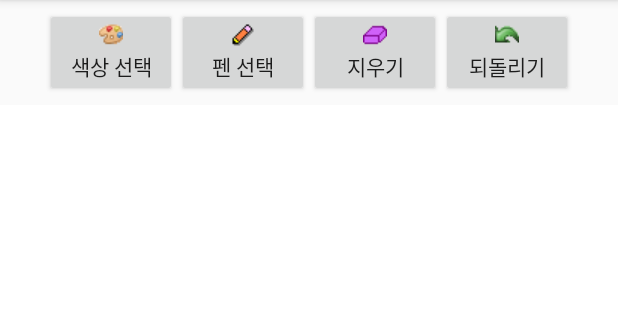
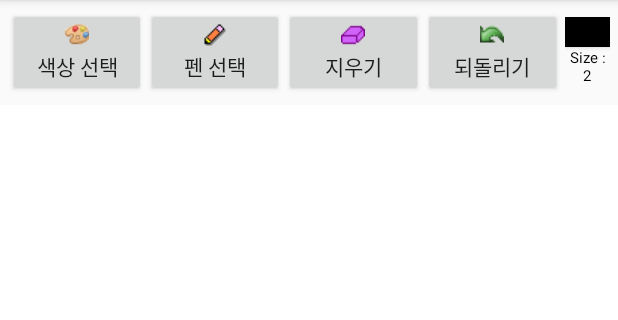
Before and after one commit to GentleDot/demo-android_1, an Android app: the PaintBoardActivity screen opened directly, with no data from a screen before it, on a phone screen of 412 x 824 dp, the part 84-404 px from its top. Run offline under Robolectric (Android 15) with nearby library versions, the phone set to English and light mode, and no system bars.

```diff
--- a/app/src/main/java/net/gentledot/helloandroid/PaintBoardActivity.java
+++ b/app/src/main/java/net/gentledot/helloandroid/PaintBoardActivity.java
@@ -4,8 +4,11 @@ import android.content.Intent;
 import android.graphics.Color;
 import android.support.v7.app.AppCompatActivity;
 import android.os.Bundle;
+import android.util.Log;
 import android.view.View;
 import android.widget.Button;
+import android.widget.LinearLayout;
+import android.widget.TextView;
 import net.gentledot.helloandroid.listeners.OnColorSelectedListener;
 import net.gentledot.helloandroid.listeners.OnPenSelectedListener;
 import net.gentledot.helloandroid.view.PaintBoardView;
@@ -18,6 +21,10 @@ public class PaintBoardActivity extends AppCompatActivity {
     Button penSettingBtn;
     Button eraserBtn;
     Button undoBtn;
+    Button curColorInfo;
+    TextView curSizeInfo;
+
+    LinearLayout infoArea;
 
     int oldColor = 0;
     int oldSize = 0;
@@ -38,13 +45,13 @@ public class PaintBoardActivity extends AppCompatActivity {
         colorSettingBtn.setOnClickListener(new View.OnClickListener() {
             @Override
             public void onClick(View v) {
-                ColorDialogActivity.listener = new OnColorSelectedListener() {
+                /*ColorDialogActivity.listener = new OnColorSelectedListener() {
                     @Override
                     public void onColorSelected(int color) {
-                        mColor = color;
-                        board.updatePaintProperty(mColor, mSize);
+                        *//*mColor = color;
+                        board.updatePaintProperty(mColor, mSize);*//*
                     }
-                };
+                };*/
 
                 Intent intent = new Intent(getApplicationContext(), ColorDialogActivity.class);
                 startActivityForResult(intent, REQUEST_CODE_COLOR);
@@ -60,6 +67,8 @@ public class PaintBoardActivity extends AppCompatActivity {
                     public void onPenSelected(int penSize) {
                         mSize = penSize;
                         board.updatePaintProperty(mColor, mSize);
+                        displayPaintInfo();
+                        Log.d("currentPenSize", "penSize : " + mSize);
                     }
                 };
 
@@ -89,6 +98,7 @@ public class PaintBoardActivity extends AppCompatActivity {
                     mSize = mSize * 2;
 
                     board.updatePaintProperty(mColor, mSize);
+                    displayPaintInfo();
                 } else {
                     colorSettingBtn.setEnabled(true);
                     penSettingBtn.setEnabled(true);
@@ -102,6 +112,7 @@ public class PaintBoardActivity extends AppCompatActivity {
                     mSize = oldSize;
 
                     board.updatePaintProperty(mColor, mSize);
+                    displayPaintInfo();
                 }
             }
         });
@@ -113,6 +124,17 @@ public class PaintBoardActivity extends AppCompatActivity {
                 board.undo();
             }
         });
+
+        infoArea = (LinearLayout) findViewById(R.id.showPaintInfoArea);
+
+        curColorInfo = (Button) findViewById(R.id.curColorShowBtn);
+        curColorInfo.setText(" ");
+        curColorInfo.setBackgroundColor(mColor);
+
+        curSizeInfo = (TextView) findViewById(R.id.curSizeShowText);
+        curSizeInfo.setText("Size : " + mSize);
+        curSizeInfo.setTextSize(10.0F);
+        curSizeInfo.setTextColor(Color.BLACK);
     }
 
     @Override
@@ -122,7 +144,10 @@ public class PaintBoardActivity extends AppCompatActivity {
         if(requestCode == REQUEST_CODE_COLOR){
             if(data != null){
                 int color = data.getIntExtra("color", 0);
-                board.setColor(color);
+                mColor = color;
+                board.setColor(mColor);
+                displayPaintInfo();
+                Log.d("currentColor", "color : " + mColor);
             }
         }
     }
@@ -135,4 +160,13 @@ public class PaintBoardActivity extends AppCompatActivity {
         return mSize;
     }
 
+    private void displayPaintInfo() {
+        curColorInfo.setBackgroundColor(mColor);
+        curSizeInfo.setText("Size : " + mSize);
+
+        infoArea.invalidate();
+    }
+
+
+
 }
--- a/app/src/main/res/layout/activity_paint_board.xml
+++ b/app/src/main/res/layout/activity_paint_board.xml
@@ -16,20 +16,36 @@
                 android:id="@+id/setColorBtn"
                 android:drawableTop="@drawable/colorpalette" android:drawablePadding="2dp"
                 android:text="색상 선택"
+                android:layout_weight="1"
         />
         <Button android:layout_width="wrap_content" android:layout_height="wrap_content"
             android:id="@+id/setPenBtn"
             android:drawableTop="@drawable/penpalette" android:drawablePadding="2dp"
-            android:text="펜 선택"/>
+            android:text="펜 선택"
+                android:layout_weight="1"/>
         <Button android:layout_width="wrap_content" android:layout_height="wrap_content"
             android:id="@+id/eraserBtn"
             android:drawableTop="@drawable/eraser" android:drawablePadding="2dp"
-            android:text="지우기"/>
+            android:text="지우기"
+            android:layout_weight="1"/>
         <Button android:layout_width="wrap_content" android:layout_height="wrap_content"
             android:id="@+id/undoBtn"
             android:drawableTop="@drawable/undo" android:drawablePadding="2dp"
-            android:text="되돌리기"/>
+            android:text="되돌리기"
+            android:layout_weight="1"/>
+        <LinearLayout android:layout_width="30dp" android:layout_height="wrap_content"
+            android:orientation="vertical"
+            android:id="@+id/showPaintInfoArea"
+            android:layout_marginTop="6dp" android:layout_marginLeft="2dp">
+            <Button android:layout_width="wrap_content" android:layout_height="20dp"
+                    android:id="@+id/curColorShowBtn"
+            />
+            <TextView android:layout_width="wrap_content" android:layout_height="wrap_content"
+                      android:id="@+id/curSizeShowText"
+                android:gravity="center_horizontal"/>
+        </LinearLayout>
     </LinearLayout>
+
 
 
     <net.gentledot.helloandroid.view.PaintBoardView android:layout_width="match_parent" android:layout_height="match_parent"
```
